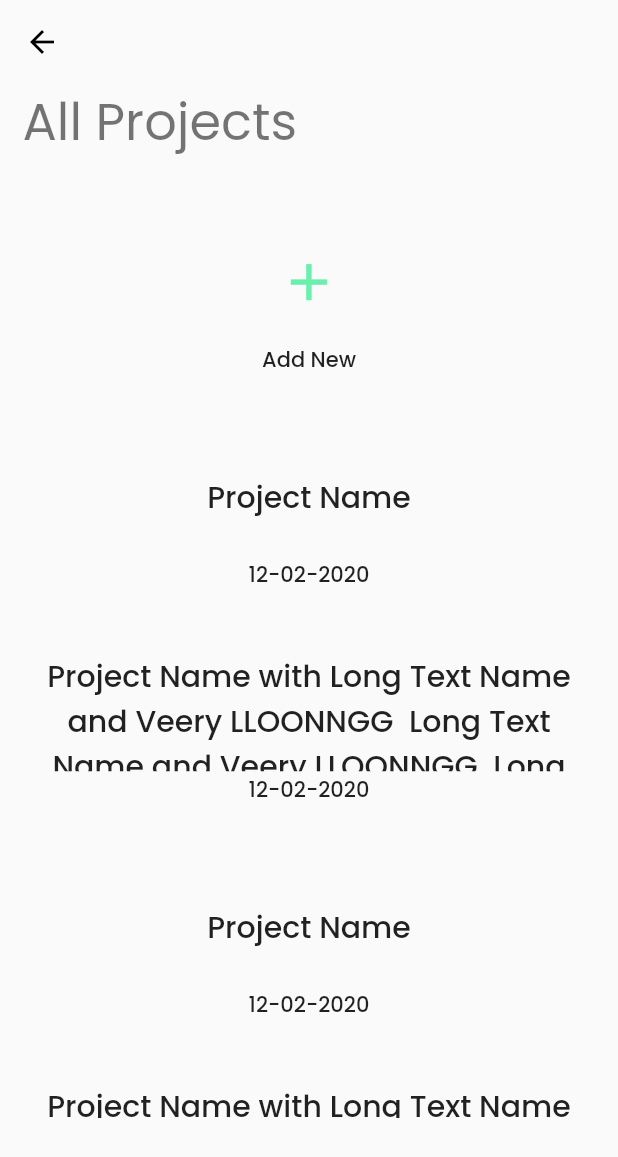
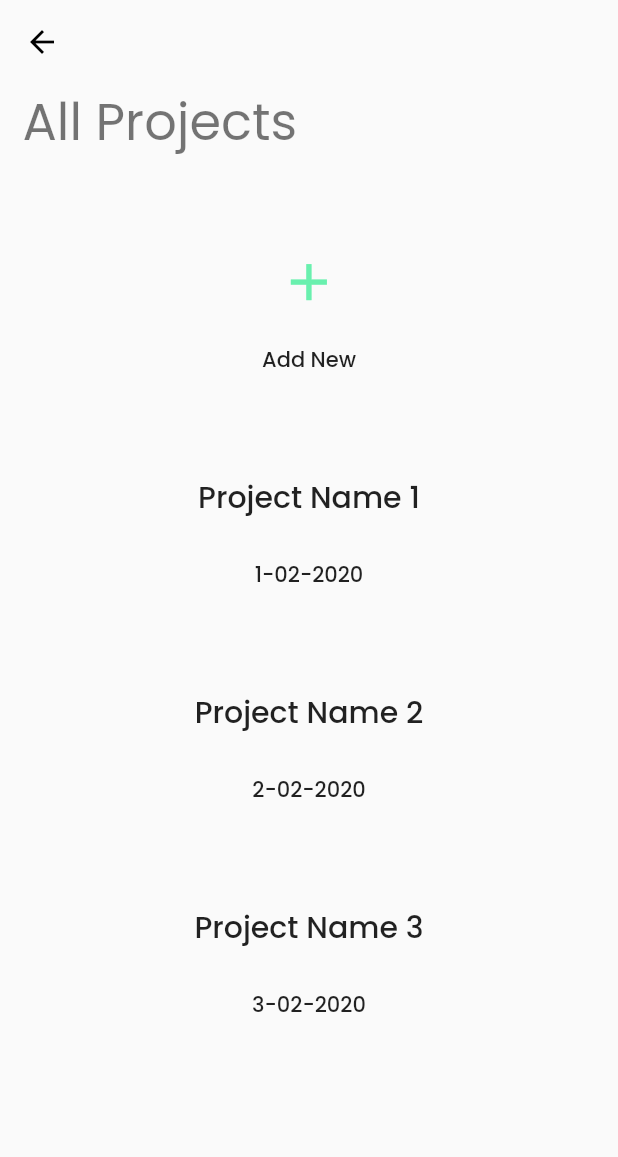
Before and after one commit to ritheshSalyan/DevApp-DragPlatform, a Flutter app: the ProjectListPage screen opened directly, on a phone screen of 412 x 824 dp. Shown: the top 1157 px of the screen. Run offline on Flutter 3.47's test engine with Material 2 defaults, Android fonts, the phone set to English and light mode, and no system bars; our stand-ins replace clay_containers, flip_card, flutter_colorpicker, flutter_icons, flutter_neumorphic, google_fonts and 2 more; missing offline and left inert: flutter_counter, flutter_iconpicker, neumorphic, stepper_counter_swipe, tree_view.

Commit message:
Pages  Added

```diff
--- a/lib/UI/widgets/pages/project_list/project_list_page.dart
+++ b/lib/UI/widgets/pages/project_list/project_list_page.dart
@@ -39,7 +39,7 @@ class ProjectListPage extends StatelessWidget {
                     alignment: WrapAlignment.spaceAround,
                     runAlignment: WrapAlignment.spaceEvenly,
                     children: List<Widget>.generate(
-                        20,
+                        10,
                         (index) => InkWell(
                               onTap: () {
                                 viewModel.projectPressed(context, index);
@@ -79,7 +79,7 @@ class ProjectListPage extends StatelessWidget {
                                                     size: size.longestSide * 0.05,
                                                   )
                                                 : Text(
-                                                    "Project Name ${(index - 1) % 2 == 0 ? "" : "with Long Text Name and Veery LLOONNGG  Long Text Name and Veery LLOONNGG  Long Text Name and Veery LLOONNGG"}",
+                                                    "Project Name $index",
                                                     textAlign: TextAlign.center,
                                                     maxLines: 4,
                                                     style: Theme.of(context)
@@ -91,7 +91,7 @@ class ProjectListPage extends StatelessWidget {
                                         Padding(
                                           padding: EdgeInsets.only(bottom: 10.0),
                                           child: Text(
-                                            index == 0 ? "Add New" : "12-02-2020",
+                                            index == 0 ? "Add New" : "$index-02-2020",
                                             style: Theme.of(context)
                                                 .textTheme
                                                 .bodyText1,
```
Also changed, not shown: lib/UI/widgets/pages/sign_in_page/sign_in_page.dart (+3 -6 lines), 1 other file.
